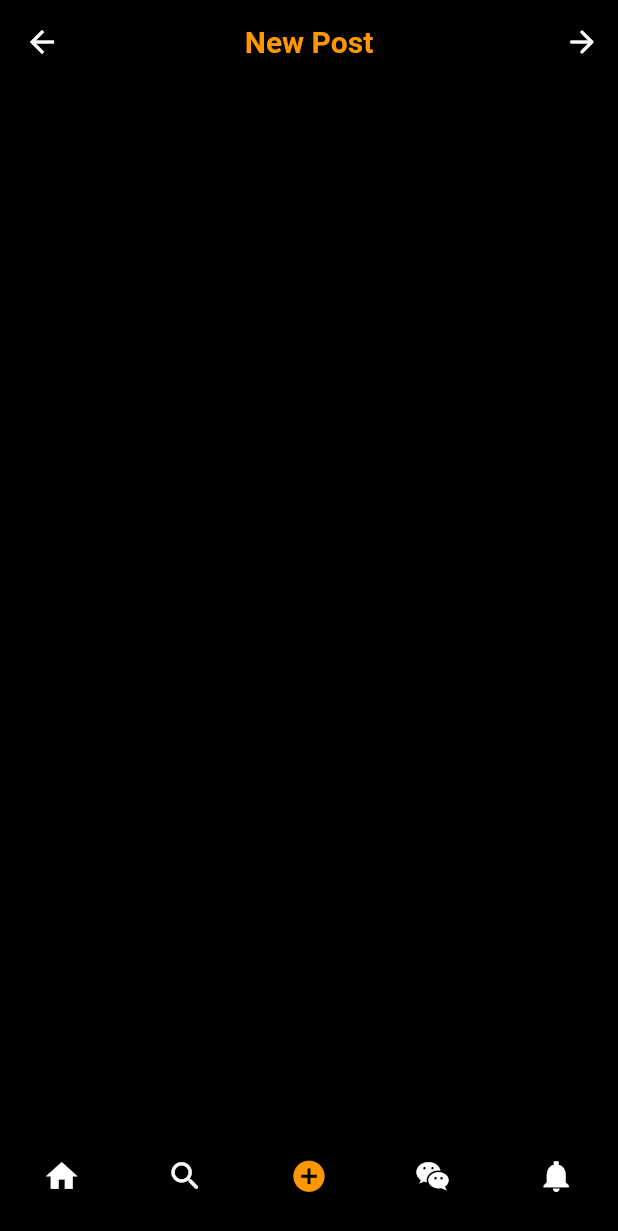
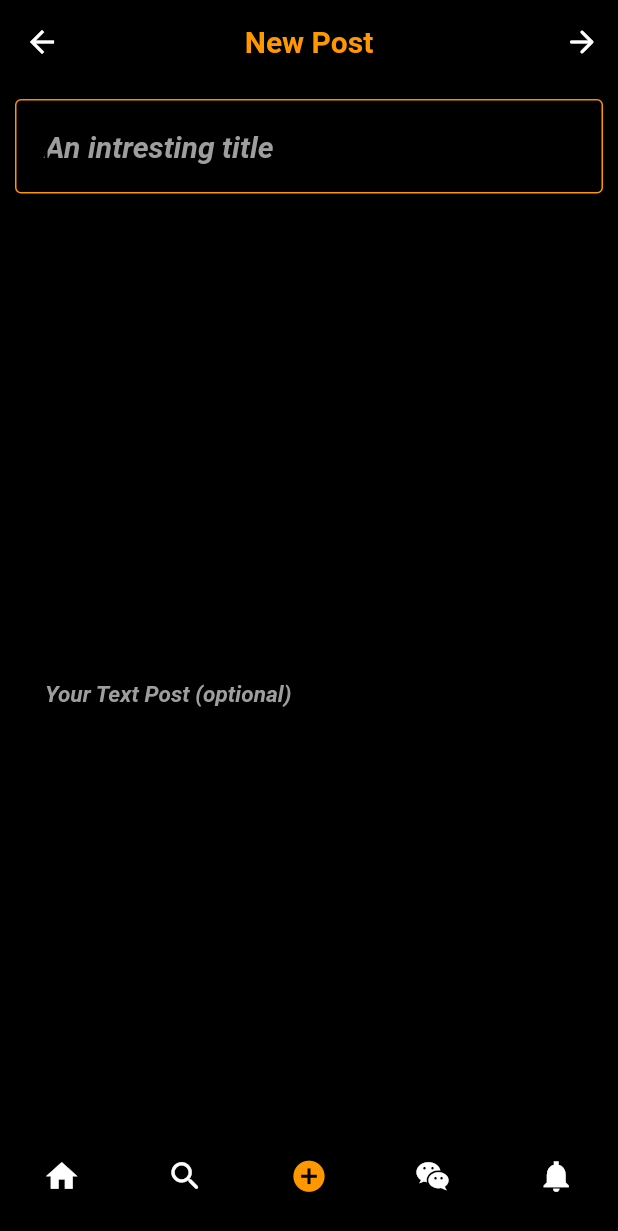
Before and after one commit to mehdizhd11/Reddit, a Flutter app: the AddPost screen opened directly, on a phone screen of 412 x 824 dp. Shown: the top 1231 px of the screen. Run offline on Flutter 3.47's test engine with Material 2 defaults, Android fonts, the phone set to English and light mode, and no system bars; our stand-ins replace settings_ui; Roboto replaces fonts that are missing (GoogleSans-Medium).

Commit message:
06:11 PM 27 May

```diff
--- a/project/lib/AddPost.dart
+++ b/project/lib/AddPost.dart
@@ -47,6 +47,99 @@ class AddPostState extends State<AddPost> {
           ),
         ),
       ),
+      //** body */
+      body: Container(
+        width: double.infinity,
+        child: Column(
+          mainAxisAlignment: MainAxisAlignment.start,
+          children: [
+            Container(
+              //** Title */
+              width: double.infinity,
+              margin: EdgeInsets.all(10),
+              child: TextField(
+                autofocus: true,
+                style: TextStyle(
+                    color: Colors.white,
+                    fontSize: 20,
+                    fontFamily: 'GoogleSans-Medium',
+                    fontWeight: FontWeight.bold,
+                    fontStyle: FontStyle.italic),
+                cursorColor: Colors.black,
+                decoration: InputDecoration(
+                  filled: true,
+                  fillColor: Colors.black,
+                  border: OutlineInputBorder(
+                    borderSide: BorderSide(
+                      color: Colors.orange,
+                    ),
+                  ),
+                  focusedBorder: OutlineInputBorder(
+                    borderSide: BorderSide(
+                      color: Colors.orange,
+                    ),
+                  ),
+                  hintText: 'An intresting title',
+                  hintStyle: TextStyle(
+                    color: Colors.grey,
+                    fontSize: 20,
+                    fontFamily: 'GoogleSans-Medium',
+                    fontWeight: FontWeight.bold,
+                  ),
+                  contentPadding: EdgeInsets.all(20),
+                ),
+              ),
+            ),
+            //** End the Title */
+            //****************************************/
+            //**** Description */
+            Container(
+              width: double.infinity,
+              margin: EdgeInsets.all(10),
+              child: TextField(
+                textInputAction: TextInputAction.newline,
+                keyboardType: TextInputType.multiline,
+                minLines: 1,
+                maxLines: 10,
+                maxLength: 50,
+                autofocus: true,
+                style: TextStyle(
+                  color: Colors.white,
+                  fontSize: 15,
+                  fontFamily: 'GoogleSans-Medium',
+                  fontWeight: FontWeight.bold,
+                  fontStyle: FontStyle.italic,
+                  height: 25,
+                ),
+                cursorColor: Colors.black,
+                decoration: InputDecoration(
+                  filled: true,
+                  fillColor: Colors.black,
+                  border: OutlineInputBorder(
+                    borderSide: BorderSide(
+                      color: Colors.orange,
+                    ),
+                  ),
+                  focusedBorder: OutlineInputBorder(
+                    borderSide: BorderSide(
+                      color: Colors.orange,
+                    ),
+                  ),
+                  hintText: 'Your Text Post (optional)',
+                  hintStyle: TextStyle(
+                    color: Colors.grey,
+                    fontSize: 15,
+                    fontFamily: 'GoogleSans-Medium',
+                  ),
+                  contentPadding: EdgeInsets.all(20),
+                  hintTextDirection: TextDirection.ltr,
+                ),
+              ),
+            ), //** End the Discription */
+          ],
+        ),
+      ),
+      //** End the Body */
       //*************************************/
       //** Down the Page */
       bottomNavigationBar: BottomNavigationBar(
```
Lines whose indentation alone changed are shown as unchanged.
